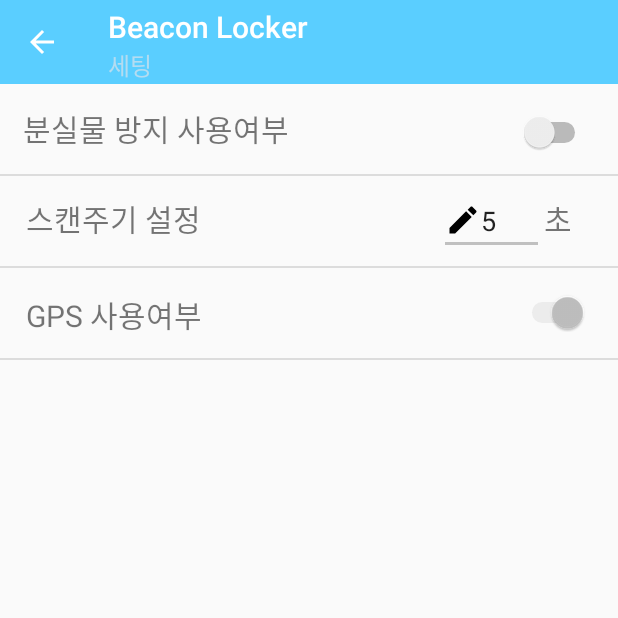
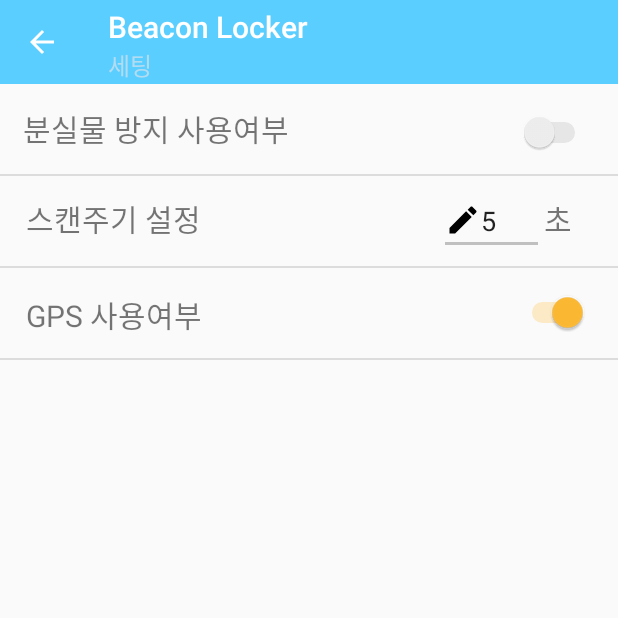
Before and after one commit to beaconPOP/Pyeongchang, an Android app: the SettingActivity screen opened directly, with no data from a screen before it, on a phone screen of 412 x 824 dp, the top half of it. Run offline under Robolectric (Android 15) with nearby library versions, the phone set to English and light mode, and no system bars; our stand-ins replace Firebase (no records; nobody signed in at launch, a user with empty details on screens opened directly).

Commit message:
BLE Switch

```diff
--- a/app/src/main/java/com/example/becomebeacon/beaconlocker/SettingActivity.java
+++ b/app/src/main/java/com/example/becomebeacon/beaconlocker/SettingActivity.java
@@ -14,6 +14,8 @@
 import android.widget.Toast;
 
 import com.beaconpop.pyeongchang.R;
+
+import static com.example.becomebeacon.beaconlocker.Values.lostItemToggle;
 
 /**
  * Created by 王楠 on 2017/5/13.
--- a/app/src/main/java/com/example/becomebeacon/beaconlocker/Values.java
+++ b/app/src/main/java/com/example/becomebeacon/beaconlocker/Values.java
@@ -26,4 +26,7 @@
     public static double longitude;
 
     public static Intent bleService;
+
+    public static boolean lostItemToggle = false;
+    public static boolean mainServicesToggle = false;
 }
--- a/app/src/main/res/layout/activity_setting.xml
+++ b/app/src/main/res/layout/activity_setting.xml
@@ -28,7 +28,8 @@
             android:layout_alignBottom="@+id/textView11"
             android:layout_alignParentEnd="true"
             android:layout_marginEnd="18dp"
-            android:text="" />
+            android:text=""
+            android:theme="@style/MySwitch"/>
 
         <TextView
             android:id="@+id/textView11"
@@ -100,7 +101,8 @@
             android:layout_height="wrap_content"
             android:layout_alignParentEnd="true"
             android:layout_centerVertical="true"
-            android:layout_marginEnd="20dp" />
+            android:layout_marginEnd="20dp"
+            android:theme="@style/MySwitch"/>
 
         <TextView
             android:id="@+id/textView15"
--- a/app/src/main/res/layout/switch_item.xml
+++ b/app/src/main/res/layout/switch_item.xml
@@ -9,6 +9,5 @@
         android:layout_height="wrap_content"
         android:layout_centerHorizontal="true"
         android:layout_centerVertical="true"
-        android:checked="false"
         android:theme="@style/MySwitch" />
 </RelativeLayout>
--- a/app/src/main/res/menu/activity_main_drawer_lostitem.xml
+++ b/app/src/main/res/menu/activity_main_drawer_lostitem.xml
@@ -21,8 +21,8 @@
 
         <item
             android:id="@+id/nav_logout"
-            android:icon="@drawable/ic_partial_secure"
-            android:title="로그아웃" />
+            android:icon="@drawable/ic_undo"
+            android:title="돌아가기" />
 
     </group>
 
```
Also changed, not shown: app/src/main/java/com/example/becomebeacon/beaconlocker/MainActivity.java (+14 -6 lines), app/src/main/java/com/zerobin/www/beacon_client/MainActivity.java (+29 -12 lines), app/src/main/res/menu/activity_main_drawer.xml (+0 -10 lines), app/src/main/res/menu/menu_toggle2.xml (added, +10 -0 lines).
